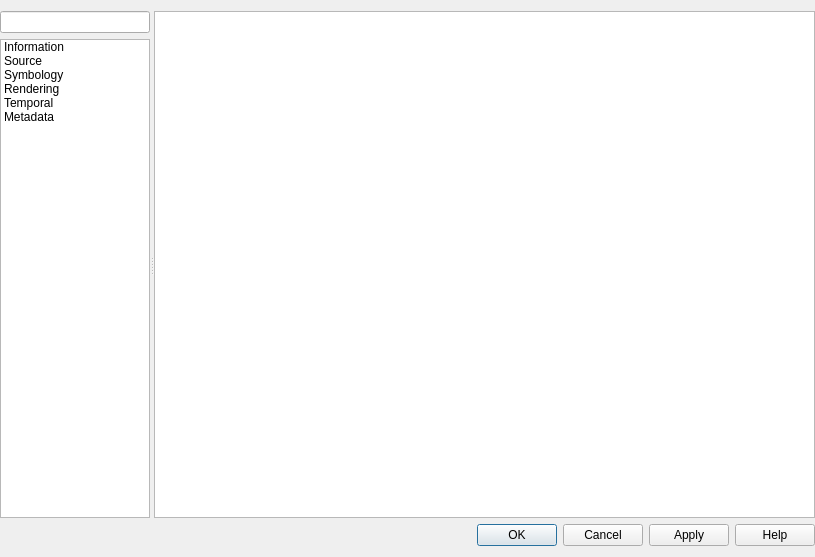
First picture: the form in src/ui/mesh/qgsmeshlayerpropertiesbase.ui, repository qgis/QGIS, before the edit.
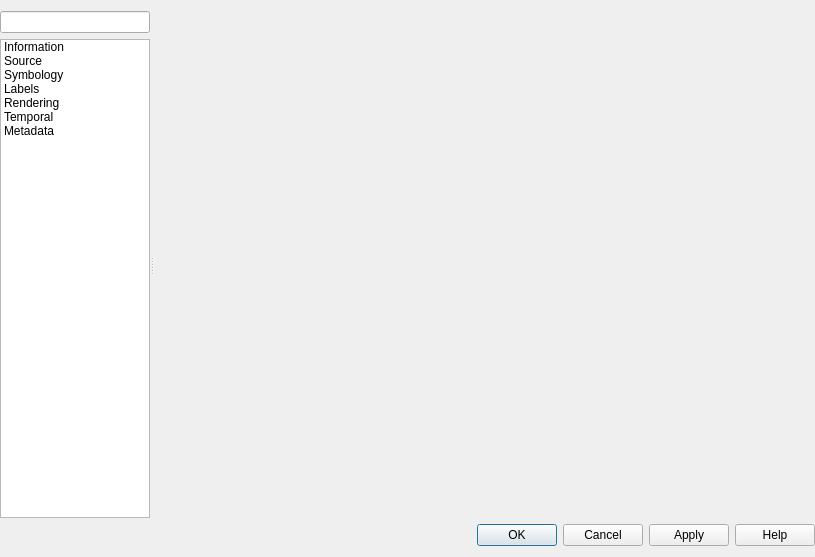
Second picture: the form after the edit. Icons and pictures are not drawn. Custom widgets are drawn as their Qt base class.

Commit message: initial implementation of the labeling gui

Diff of the .ui file:
```diff
--- a/src/ui/mesh/qgsmeshlayerpropertiesbase.ui
+++ b/src/ui/mesh/qgsmeshlayerpropertiesbase.ui
@@ -134,6 +134,15 @@
             <normaloff>:/images/themes/default/propertyicons/symbology.svg</normaloff>:/images/themes/default/propertyicons/symbology.svg</iconset>
           </property>
          </item>
+         <item>
+          <property name="text">
+           <string>Labels</string>
+          </property>
+          <property name="icon">
+           <iconset resource="../../../images/images.qrc">
+            <normaloff>:/images/themes/default/propertyicons/labels.svg</normaloff>:/images/themes/default/propertyicons/labels.svg</iconset>
+          </property>
+         </item>
          <item>
           <property name="text">
            <string>Rendering</string>
@@ -212,7 +221,7 @@
           <enum>QFrame::Plain</enum>
          </property>
          <property name="currentIndex">
-          <number>0</number>
+          <number>3</number>
          </property>
          <widget class="QWidget" name="mOptsPage_Information">
           <layout class="QVBoxLayout" name="verticalLayout_20">
@@ -456,6 +465,38 @@
            </item>
           </layout>
          </widget>
+         <widget class="QWidget" name="mOptsPage_Labels">
+          <layout class="QVBoxLayout" name="verticalLayout_9">
+           <property name="leftMargin">
+            <number>0</number>
+           </property>
+           <property name="topMargin">
+            <number>0</number>
+           </property>
+           <property name="rightMargin">
+            <number>0</number>
+           </property>
+           <property name="bottomMargin">
+            <number>0</number>
+           </property>
+           <item>
+            <widget class="QFrame" name="labelingFrame">
+             <property name="sizePolicy">
+              <sizepolicy hsizetype="Expanding" vsizetype="Expanding">
+               <horstretch>0</horstretch>
+               <verstretch>0</verstretch>
+              </sizepolicy>
+             </property>
+             <property name="frameShape">
+              <enum>QFrame::NoFrame</enum>
+             </property>
+             <property name="frameShadow">
+              <enum>QFrame::Plain</enum>
+             </property>
+            </widget>
+           </item>
+          </layout>
+         </widget>
          <widget class="QWidget" name="mOptsPage_Rendering">
           <layout class="QVBoxLayout" name="verticalLayout_5">
            <property name="leftMargin">
```
Left out of the diff: 14 changed lines with no effect on the pictures. The commit also changes 10 other files.
